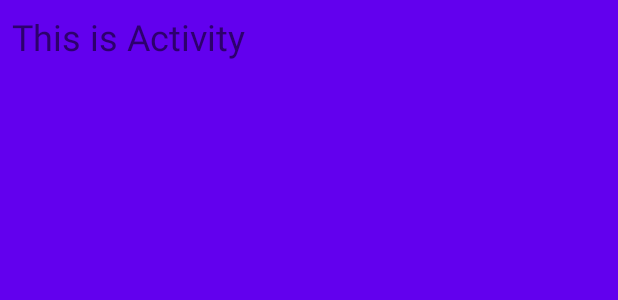
After one commit to rahultanwar8814/animationonsplash, an Android app: the layout activity_animation_state.xml on its own in the app's theme, with its tools: preview values and no code run, on a phone screen of 412 x 824 dp. The commit adds this screen. Shown: the top 300 px of the screen. Run offline under Robolectric (Android 15) with nearby library versions, the phone set to English and light mode, and no system bars.

Commit message:
animations with kotlin

```diff
--- a/app/src/main/AndroidManifest.xml
+++ b/app/src/main/AndroidManifest.xml
@@ -18,7 +18,7 @@
                 <category android:name="android.intent.category.LAUNCHER" />
             </intent-filter>
         </activity>
-        <activity android:name=".NextActivity"
+        <activity android:name=".AnimationState"
             android:theme="@style/AppTheme.Transparent"
             android:launchMode="singleTask"></activity>
     </application>
--- a/app/src/main/java/com/example/animationonsplash/MainActivity.kt
+++ b/app/src/main/java/com/example/animationonsplash/MainActivity.kt
@@ -13,11 +13,12 @@ import com.google.android.material.floatingactionbutton.FloatingActionButton
 class MainActivity : AppCompatActivity() {
     override fun onCreate(savedInstanceState: Bundle?) {
         super.onCreate(savedInstanceState)
+
         setContentView(R.layout.activity_main)
         val button = findViewById<Button>(R.id.fab)
 
         button.setOnClickListener(){
-            startActivity(Intent(this@MainActivity, NextActivity::class.java))
+            startActivity(Intent(this@MainActivity, AnimationState::class.java))
 
 
         }
--- /dev/null
+++ b/app/src/main/res/layout/activity_animation_state.xml
@@ -0,0 +1,22 @@
+<?xml version="1.0" encoding="utf-8"?>
+<LinearLayout xmlns:android="http://schemas.android.com/apk/res/android"
+    xmlns:app="http://schemas.android.com/apk/res-auto"
+    xmlns:tools="http://schemas.android.com/tools"
+    android:layout_width="match_parent"
+    android:layout_height="match_parent"
+    android:id="@+id/background"
+    android:background="@color/design_default_color_primary"
+
+    tools:context=".activities.AnimationState">
+    <TextView
+        android:layout_width="wrap_content"
+        android:layout_height="wrap_content"
+        android:layout_marginStart="8dp"
+        android:layout_marginTop="8dp"
+        android:layout_marginEnd="8dp"
+        android:layout_marginBottom="8dp"
+        android:text="This is Activity"
+        android:layout_centerInParent="true"
+        android:textSize="24sp" />
+
+</LinearLayout>
```
Also changed, not shown: app/src/main/java/com/example/animationonsplash/AnimationState.kt (added, +90 -0 lines).
